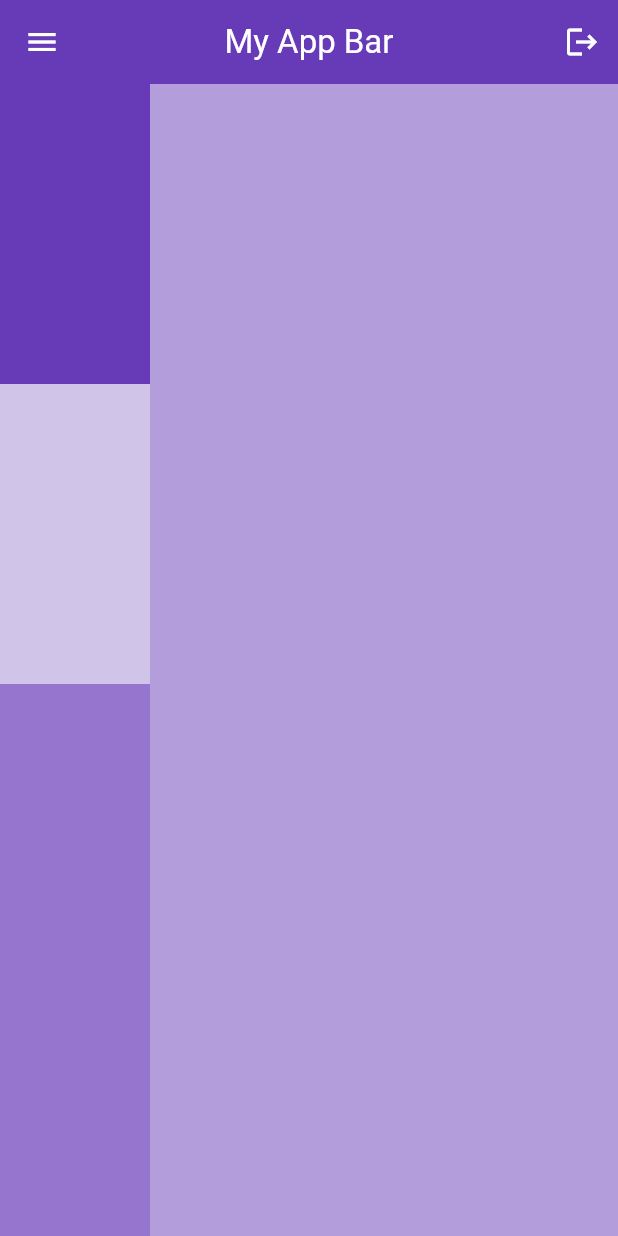
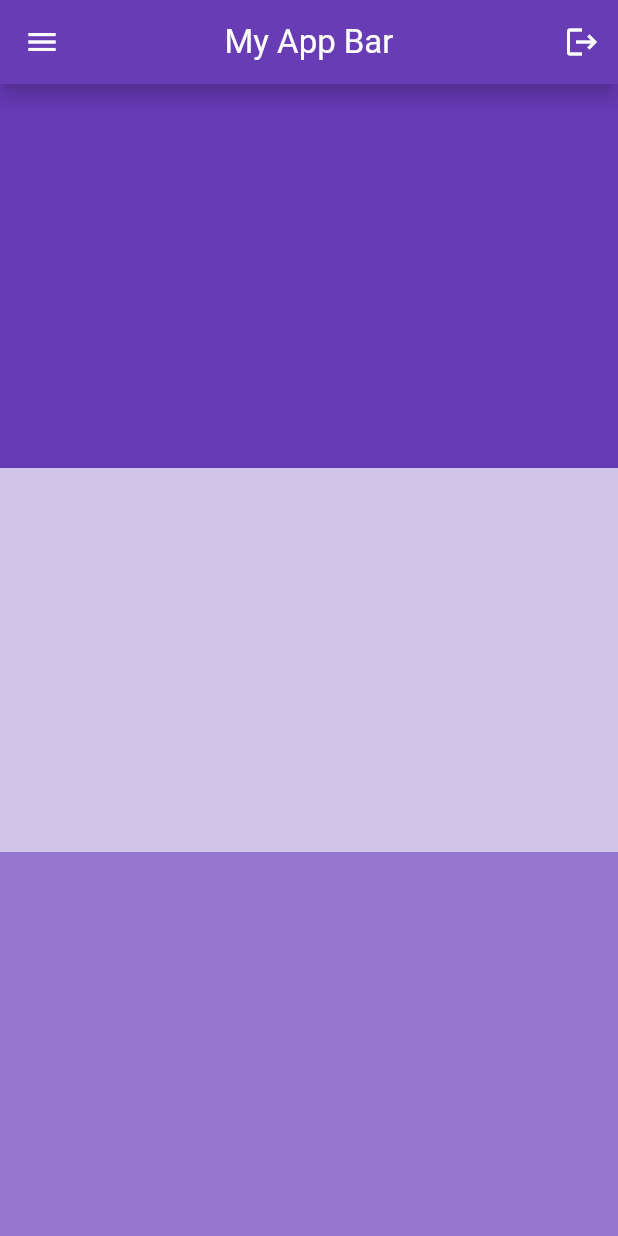
Before and after one commit to Joshua3729/book_pal, a Flutter app: the screen it shows after launch, on a phone screen of 412 x 824 dp. Run offline on Flutter 3.47's test engine with Material 3 defaults, Android fonts, the phone set to English and light mode, and no system bars.

Commit message:
using expanded widget

```diff
--- a/lib/app.dart
+++ b/lib/app.dart
@@ -20,6 +20,8 @@ class App extends StatelessWidget {
               icon: Icon(Icons.logout, color: Colors.white),
             ),
           ],
+          elevation: 5,
+          shadowColor: Colors.deepPurple[500],
         ),
         // body: Center(
         //   child: Container(
@@ -39,14 +41,24 @@ class App extends StatelessWidget {
         // ),
         body: Column(
           children: [
-                Container(
-                  height: 200,
-                  width: 100,
+            Expanded(
+              child: Container(
                 color: Colors.deepPurple,
               ),
-                Container(height: 200, width: 100, color: Colors.deepPurple[100]),
-                Expanded(child: Container(height: 200, width: 100, color: Colors.deepPurple[300]))
+            ),
+            Expanded(
+              child: Container(
+                color: Colors.deepPurple[100],
+              ),
+            ),
+            Expanded(
+              child: Container(
+                color: Colors.deepPurple[300],
+              ),
+            ),
           ],
-            )));
+        ),
+      ),
+    );
   }
 }
```
Lines whose indentation alone changed are shown as unchanged.
